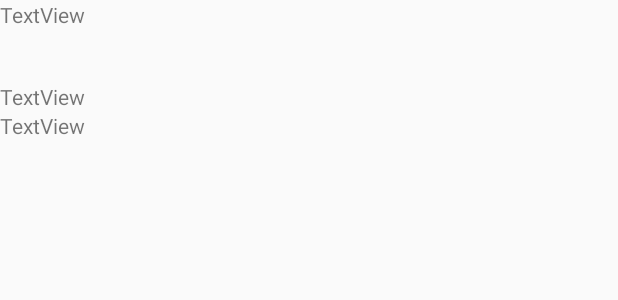
After one commit to KornkamonS/Money, an Android app: the layout view_income_entry.xml on its own in the app's theme, with its tools: preview values and no code run, on a phone screen of 412 x 824 dp. The commit adds this screen. Shown: the top 300 px of the screen. Run offline under Robolectric (Android 15) with nearby library versions, the phone set to English and light mode, and no system bars.

```diff
--- a/app/build.gradle
+++ b/app/build.gradle
@@ -28,5 +28,6 @@ dependencies {
     compile 'com.android.support:design:25.2.0'
     compile 'com.android.support.constraint:constraint-layout:1.0.2'
     compile 'com.android.support:support-v4:25.3.0'
+    compile 'com.android.support:recyclerview-v7:25.3.0'
     testCompile 'junit:junit:4.12'
 }
--- a/app/src/main/AndroidManifest.xml
+++ b/app/src/main/AndroidManifest.xml
@@ -42,10 +42,11 @@
         <activity
             android:name=".Add_Income"
             android:label="@string/title_activity_add__income"
-            android:theme="@style/AppTheme.NoActionBar"></activity>
+            android:theme="@style/AppTheme.NoActionBar" />
         <activity
             android:name=".myCalendarView"
-            android:theme="@style/AppTheme"></activity>
+            android:theme="@style/AppTheme" />
+        <activity android:name=".EditIncomeSchedule" />
     </application>
 
 </manifest>
--- a/app/src/main/res/layout/fragment_income_day.xml
+++ b/app/src/main/res/layout/fragment_income_day.xml
@@ -12,4 +12,10 @@
         android:layout_height="wrap_content"
         android:text="income day" />
 
+    <Button
+        android:id="@+id/editincomesche"
+        android:layout_width="wrap_content"
+        android:layout_height="wrap_content"
+        android:text="Button" />
+
 </FrameLayout>
--- /dev/null
+++ b/app/src/main/res/layout/view_income_entry.xml
@@ -0,0 +1,42 @@
+<?xml version="1.0" encoding="utf-8"?>
+
+<LinearLayout xmlns:android="http://schemas.android.com/apk/res/android"
+    xmlns:tools="http://schemas.android.com/tools"
+    android:orientation="vertical" android:layout_width="match_parent"
+    android:layout_height="match_parent">
+
+    <TextView
+        android:id="@+id/income_Id"
+        android:layout_width="fill_parent"
+        android:layout_height="0dp"
+        android:visibility="visible" />
+
+    <TextView
+        android:id="@+id/income_name"
+        android:layout_width="match_parent"
+        android:layout_height="wrap_content"
+        android:text="TextView" />
+
+    <TextView
+        android:id="@+id/income_amount"
+        android:layout_width="fill_parent"
+        android:layout_height="wrap_content"
+        android:paddingLeft="6dip"
+        android:paddingTop="6dip"
+        android:textSize="22sp"
+        android:textStyle="bold"
+        tools:ignore="RtlSymmetry" />
+
+    <TextView
+        android:id="@+id/income_period"
+        android:layout_width="match_parent"
+        android:layout_height="wrap_content"
+        android:text="TextView" />
+
+    <TextView
+        android:id="@+id/income_type"
+        android:layout_width="match_parent"
+        android:layout_height="wrap_content"
+        android:text="TextView" />
+
+</LinearLayout>
--- a/app/src/main/res/values/dimens.xml
+++ b/app/src/main/res/values/dimens.xml
@@ -6,4 +6,7 @@
     <dimen name="nav_header_height">160dp</dimen>
     <dimen name="fab_margin">16dp</dimen>
     <dimen name="appbar_padding_top">8dp</dimen>
+    <dimen name="app_bar_height">200dp</dimen>
+    <dimen name="item_width">200dp</dimen>
+    <dimen name="text_margin">16dp</dimen>
 </resources>
--- a/app/src/main/res/values/strings.xml
+++ b/app/src/main/res/values/strings.xml
@@ -37,5 +37,8 @@
     <string name="rest">จำนวนเงินที่ต้องเก็บอีก : </string>
     <string name="title_activity_add__target">Target</string>
     <string name="title_activity_add__income">Income</string>
+    <string name="title_income_list">IncomeList</string>
+    <string name="title_income_detail">Income Detail</string>
+    <string name="title_activity_income__detial">Income Detial</string>
 
 </resources>
```
Also changed, not shown: app/src/main/java/Income/IncomeDayFragment.java (+16 -2 lines), app/src/main/java/income_db/Income_adepter.java (added, +70 -0 lines), app/src/main/java/income_db/Income_data.java (added, +123 -0 lines), app/src/main/java/income_db/Income_detial.java (added, +22 -0 lines), app/src/main/java/income_db/Income_metaData.java (added, +24 -0 lines), app/src/main/java/income_db/Income_table_dbHelper.java (added, +47 -0 lines), app/src/main/java/tarikalovebird/money/Add_Income.java (+16 -4 lines), app/src/main/java/tarikalovebird/money/EditIncomeSchedule.java (added, +69 -0 lines), app/src/main/res/layout/activity_edit_income_schedule.xml (added, +18 -0 lines), 2 other files.
